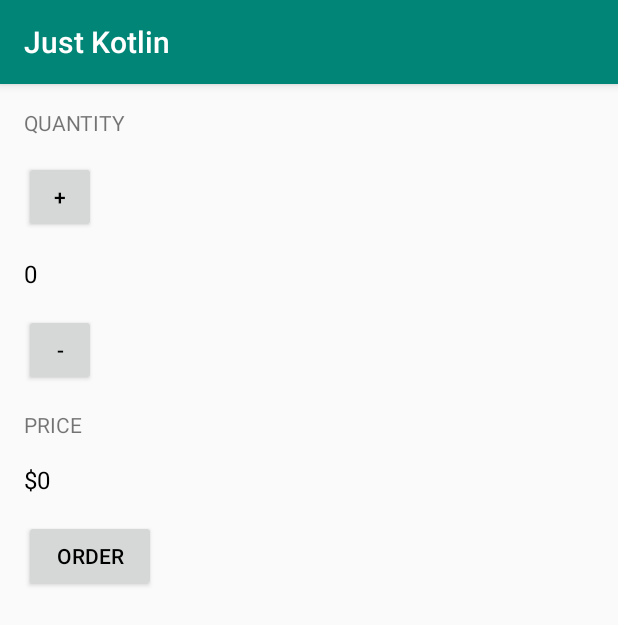
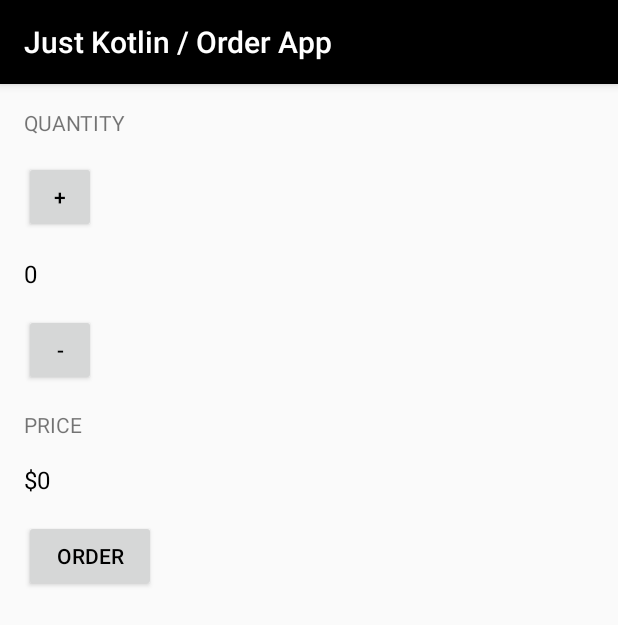
Before and after one commit to rubenjromo/JustKotlin_Android_APP, an Android app: the screen it shows after launch (MainActivity), on a phone screen of 412 x 824 dp. Shown: the top 625 px of the screen. Run offline under Robolectric (Android 15) with nearby library versions, the phone set to English and light mode, and no system bars.

Commit message:
Colors changed

```diff
--- a/app/src/main/res/values/colors.xml
+++ b/app/src/main/res/values/colors.xml
@@ -1,6 +1,6 @@
 <?xml version="1.0" encoding="utf-8"?>
 <resources>
-    <color name="colorPrimary">#008577</color>
-    <color name="colorPrimaryDark">#00574B</color>
+    <color name="colorPrimary">#000000</color>
+    <color name="colorPrimaryDark">#000000</color>
     <color name="colorAccent">#D81B60</color>
 </resources>
--- a/app/src/main/res/values/strings.xml
+++ b/app/src/main/res/values/strings.xml
@@ -1,3 +1,3 @@
 <resources>
-    <string name="app_name">Just Kotlin</string>
+    <string name="app_name">Just Kotlin / Order App</string>
 </resources>
```
